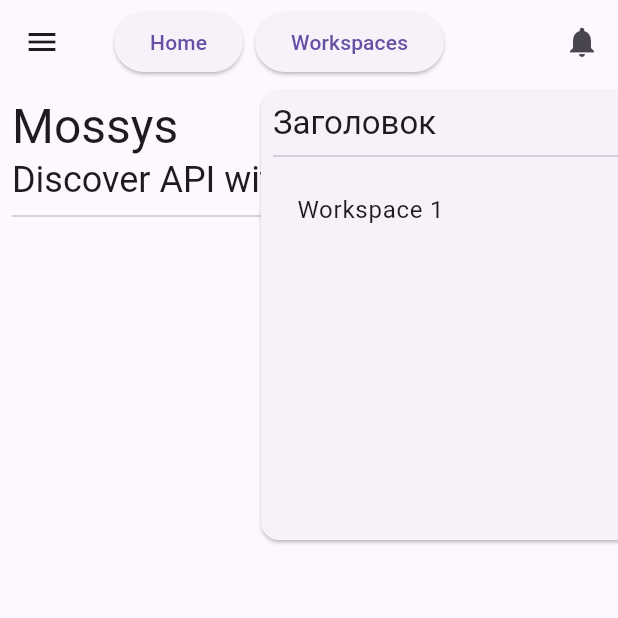
After one commit to Ilase/mossy, a Flutter app: the MainPage screen opened directly, after a tap on "Workspaces", on a phone screen of 412 x 824 dp, the top half of it. The commit adds this screen. Run offline on Flutter 3.47's test engine with Material 3 defaults, Android fonts, the light colour scheme and no system bars; our stand-ins replace flutter_riverpod; missing offline and left inert: animated_tree_view.

Commit message:
feat: Implement splash screen and home page with navigation
This commit introduces a splash screen, a basic home page, and navigation between them and the workspace page.

Key changes:
- Added `SplashScreen` which navigates to `MainPage` after a delay.
- Created `MainPage` which acts as a host for `HomePage` and `WorkspacePage`.
- Implemented `HomePage` with basic text content.
- Introduced `HomeDestinations` enum for managing navigation states.
- Added `homeDestinationsProvider` (Riverpod StateNotifier) to control navigation in `MainPage`.
- Created `BlurPageRoute` for a custom page transition with a blur effect.
- Created `BlurTransition` widget for animating blur effects.
- Added `WorkspaceButton` widget with a dropdown menu to navigate to workspaces.
- Updated `main.dart` to show `SplashScreen` on app start.
- Renamed `workspace_page.dart` to `workspaces/workspace_page.dart` and removed its AppBar as it's now handled by `MainPage`.
- Updated `pubspec.yaml` description.

```diff
--- /dev/null
+++ b/lib/core/animations/blur_transition.dart
@@ -0,0 +1,29 @@
+import 'dart:ui';
+
+import 'package:flutter/material.dart';
+
+class BlurTransition extends StatelessWidget {
+  final Widget child;
+  final Animation<double> blur;
+
+  const BlurTransition({super.key, required this.child, required this.blur});
+
+  @override
+  Widget build(BuildContext context) {
+    return AnimatedBuilder(
+      animation: blur,
+      builder: (context, child) {
+        return ClipRect(
+          child: BackdropFilter(
+            filter: ImageFilter.blur(
+              sigmaX: blur.value * 10,
+              sigmaY: blur.value * 10,
+            ),
+            child: child,
+          ),
+        );
+      },
+      child: child,
+    );
+  }
+}
--- /dev/null
+++ b/lib/core/enums/home_destinations.dart
@@ -0,0 +1,5 @@
+enum HomeDestinations {
+  home,
+  workspace,
+  workspaceList,
+}
--- a/lib/main.dart
+++ b/lib/main.dart
@@ -1,6 +1,6 @@
 import 'package:flutter/material.dart';
 import 'package:flutter_riverpod/flutter_riverpod.dart';
-import 'package:mossys/ui/pages/workspace_page.dart';
+import 'package:mossys/ui/pages/splash/splash_screen.dart';
 
 void main() {
   runApp(ProviderScope(child: const Mossys()));
@@ -9,9 +9,8 @@ void main() {
 class Mossys extends StatelessWidget {
   const Mossys({super.key});
 
-  // This widget is the root of your application.
   @override
   Widget build(BuildContext context) {
-    return MaterialApp(home: WorkspacePage());
+    return MaterialApp(home: SplashScreen());
   }
 }
--- /dev/null
+++ b/lib/ui/pages/home/home_page.dart
@@ -0,0 +1,33 @@
+import 'package:flutter/material.dart';
+import 'package:flutter_riverpod/flutter_riverpod.dart';
+
+class HomePage extends ConsumerStatefulWidget {
+  const HomePage({super.key});
+
+  @override
+  ConsumerState createState() => _HomePageState();
+}
+
+class _HomePageState extends ConsumerState<HomePage> {
+  @override
+  Widget build(BuildContext context) {
+    final textTheme = Theme.of(context).textTheme;
+    return Padding(
+      padding: const EdgeInsets.all(8.0),
+      child: Column(
+        crossAxisAlignment: CrossAxisAlignment.start,
+        children: [
+          Text(
+            'Mossys',
+            style: textTheme.headlineLarge,
+          ),
+          Text(
+            'Discover API with me!',
+            style: textTheme.headlineSmall,
+          ),
+          Divider()
+        ],
+      ),
+    );
+  }
+}
--- /dev/null
+++ b/lib/ui/pages/mossys/main_page.dart
@@ -0,0 +1,84 @@
+import 'package:flutter/material.dart';
+import 'package:flutter_riverpod/flutter_riverpod.dart';
+import 'package:mossys/core/animations/blur_transition.dart';
+import 'package:mossys/core/enums/home_destinations.dart';
+import 'package:mossys/ui/pages/home/home_page.dart';
+import 'package:mossys/ui/pages/workspaces/workspace_page.dart';
+import 'package:mossys/ui/providers/utils_providers/home_destinations_provider.dart';
+import 'package:mossys/ui/widgets/workspace_button.dart';
+
+class MainPage extends ConsumerStatefulWidget {
+  const MainPage({super.key});
+
+  @override
+  ConsumerState createState() => _MossysState();
+}
+
+class _MossysState extends ConsumerState<MainPage> {
+  final destinations = [
+    HomePage(),
+    WorkspacePage(),
+  ];
+
+  @override
+  Widget build(BuildContext context) {
+    final pageController = ref.watch(homeDestinationsProvider);
+    return Scaffold(
+      appBar: AppBar(
+        leading: IconButton(
+          onPressed: () {},
+          icon: Icon(Icons.menu),
+        ),
+        title: Row(
+          children: [
+            Padding(
+              padding: const EdgeInsets.all(4.0),
+              child: ElevatedButton(
+                onPressed: () {
+                  ref.read(homeDestinationsProvider.notifier).navigateToHome();
+                },
+                child: Text('Home'),
+              ),
+            ),
+            Padding(
+              padding: const EdgeInsets.all(4.0),
+              child: WorkspaceButton(),
+            ),
+          ],
+        ),
+        actions: [
+          IconButton(
+            onPressed: () {},
+            icon: Icon(Icons.notifications),
+          )
+        ],
+      ),
+      body: AnimatedSwitcher(
+        duration: Duration(
+          milliseconds: 200,
+        ),
+        transitionBuilder: (child, animation) {
+          return FadeTransition(
+            opacity: animation,
+            child: BlurTransition(
+              blur: animation,
+              child: child,
+            ),
+          );
+        },
+        child: _navigator(pageController),
+      ),
+    );
+  }
+
+  Widget _navigator(HomeDestinations destination) {
+    switch (destination) {
+      case HomeDestinations.home:
+        return HomePage();
+      case HomeDestinations.workspace:
+        return WorkspacePage();
+      case HomeDestinations.workspaceList:
+        return Placeholder();
+    }
+  }
+}
--- /dev/null
+++ b/lib/ui/providers/utils_providers/home_destinations_provider.dart
@@ -0,0 +1,23 @@
+import 'package:flutter_riverpod/flutter_riverpod.dart';
+import 'package:mossys/core/enums/home_destinations.dart';
+
+class HomeDestinationsNotifier extends StateNotifier<HomeDestinations> {
+  HomeDestinationsNotifier() : super(HomeDestinations.home);
+
+  void navigateToHome() {
+    state = HomeDestinations.home;
+  }
+
+  void navigateToWorkspaces() {
+    state = HomeDestinations.workspace;
+  }
+
+  void navigateToWorkspaceList() {
+    state = HomeDestinations.workspaceList;
+  }
+}
+
+final homeDestinationsProvider =
+    StateNotifierProvider<HomeDestinationsNotifier, HomeDestinations>((ref) {
+  return HomeDestinationsNotifier();
+});
--- /dev/null
+++ b/lib/ui/widgets/workspace_button.dart
@@ -0,0 +1,151 @@
+import 'package:flutter/material.dart';
+import 'package:flutter_riverpod/flutter_riverpod.dart';
+import 'package:mossys/ui/providers/utils_providers/home_destinations_provider.dart';
+
+class WorkspaceButton extends ConsumerStatefulWidget {
+  const WorkspaceButton({super.key});
+
+  @override
+  ConsumerState<WorkspaceButton> createState() => _WorkspaceButtonState();
+}
+
+class _WorkspaceButtonState extends ConsumerState<WorkspaceButton>
+    with SingleTickerProviderStateMixin {
+  final LayerLink _layerLink = LayerLink();
+  OverlayEntry? _overlayEntry;
+
+  late final AnimationController _controller;
+  late final Animation<double> _fadeAnimation;
+  late final Animation<double> _scaleAnimation;
+
+  @override
+  void initState() {
+    super.initState();
+
+    _controller = AnimationController(
+      duration: const Duration(milliseconds: 200),
+      reverseDuration: const Duration(milliseconds: 150),
+      vsync: this,
+    );
+
+    _fadeAnimation = CurvedAnimation(
+      parent: _controller,
+      curve: Curves.easeOut,
+      reverseCurve: Curves.easeIn,
+    );
+
+    _scaleAnimation = CurvedAnimation(
+      parent: _controller,
+      curve: Curves.easeOutBack,
+      reverseCurve: Curves.easeInBack,
+    );
+  }
+
+  void _toggleDropdown() {
+    if (_overlayEntry == null) {
+      _showDropdown();
+    } else {
+      _hideDropdown();
+    }
+  }
+
+  void _showDropdown() {
+    _overlayEntry = _createOverlayEntry();
+    Overlay.of(context).insert(_overlayEntry!);
+    _controller.forward();
+  }
+
+  void _hideDropdown() async {
+    await _controller.reverse();
+    _overlayEntry?.remove();
+    _overlayEntry = null;
+  }
+
+  OverlayEntry _createOverlayEntry() {
+    final renderBox = context.findRenderObject() as RenderBox;
+    final size = renderBox.size;
+    final textTheme = Theme.of(context).textTheme;
+
+    return OverlayEntry(
+      builder: (context) => Positioned(
+        width: 600,
+        child: CompositedTransformFollower(
+          link: _layerLink,
+          showWhenUnlinked: false,
+          offset: Offset(0.0, size.height + 4),
+          child: Material(
+            color: Colors.transparent,
+            child: FadeTransition(
+              opacity: _fadeAnimation,
+              child: ScaleTransition(
+                scale: _scaleAnimation,
+                alignment: Alignment.topCenter,
+                child: Consumer(
+                  builder: (context, ref, _) {
+                    return Card(
+                      child: SizedBox(
+                        height: 300,
+                        child: Padding(
+                          padding: const EdgeInsets.all(8.0),
+                          child: Column(
+                            crossAxisAlignment: CrossAxisAlignment.start,
+                            mainAxisSize: MainAxisSize.min,
+                            children: [
+                              Text(
+                                "Заголовок",
+                                style: textTheme.titleLarge,
+                              ),
+                              const Divider(),
+                              Expanded(
+                                child: ListView.builder(
+                                  itemCount: 1,
+                                  itemBuilder: (context, index) {
+                                    return ListTile(
+                                      title: const Text("Workspace 1"),
+                                      onTap: () {
+                                        ref
+                                            .read(homeDestinationsProvider
+                                                .notifier)
+                                            .navigateToWorkspaces();
+                                        _hideDropdown();
+                                      },
+                                    );
+                                  },
+                                ),
+                              )
+                            ],
+                          ),
+                        ),
+                      ),
+                    );
+                  },
+                ),
+              ),
+            ),
+          ),
+        ),
+      ),
+    );
+  }
+
+  @override
+  void dispose() {
+    _controller.dispose();
+    _overlayEntry?.remove();
+    super.dispose();
+  }
+
+  @override
+  Widget build(BuildContext context) {
+    return CompositedTransformTarget(
+      link: _layerLink,
+      child: ElevatedButton(
+        onLongPress: () {
+          ref.read(homeDestinationsProvider.notifier).navigateToWorkspaces();
+        },
+        onPressed: _toggleDropdown,
+        child: const Text("Workspaces"),
+      ),
+    );
+  }
+}
```
Also changed, not shown: lib/core/routes/blure_page_route.dart (added, +57 -0 lines), lib/ui/pages/splash/splash_screen.dart (added, +43 -0 lines), lib/ui/pages/workspaces/workspace_page.dart (renamed from lib/ui/pages/workspace_page.dart, +0 -9 lines), pubspec.yaml (+4 -29 lines), lib/ui/pages/workspaces/workspace_view.dart (added).
